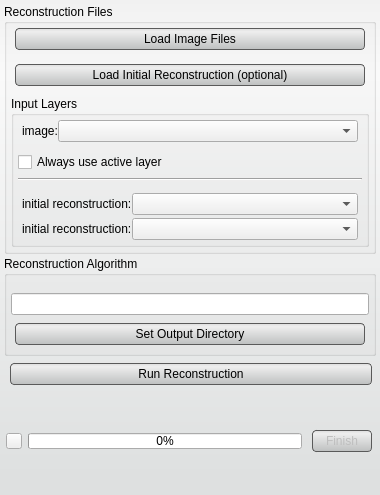
This is src/Interface/BackscatterReconstruction/ReconstructionToolInterface.ui in rblake/seg3d2 as Qt 5 draws it before an edit. The edited form follows.
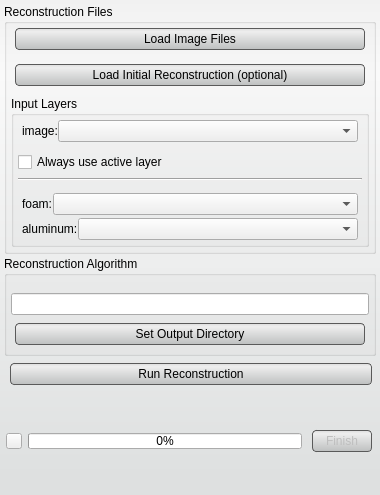
This is the edited form. Icons and pictures are not drawn. Custom widgets are drawn as their Qt base class.

Commit message: Change mask combo-box labels to be more specific.

What changed in the file:
```diff
--- a/src/Interface/BackscatterReconstruction/ReconstructionToolInterface.ui
+++ b/src/Interface/BackscatterReconstruction/ReconstructionToolInterface.ui
@@ -268,12 +268,12 @@
                     <item>
                      <widget class="QLabel" name="label_11">
                       <property name="text">
-                       <string>initial reconstruction:</string>
+                       <string>foam:</string>
                       </property>
                      </widget>
                     </item>
                     <item>
-                     <widget class="QtUtils::QtDropableComboBox" name="input_b_">
+                     <widget class="QtUtils::QtDropableComboBox" name="input_foam_">
                       <property name="sizePolicy">
                        <sizepolicy hsizetype="Ignored" vsizetype="Fixed">
                         <horstretch>0</horstretch>
@@ -303,12 +303,12 @@
                     <item>
                      <widget class="QLabel" name="label_12">
                       <property name="text">
-                       <string>initial reconstruction:</string>
+                       <string>aluminum:</string>
                       </property>
                      </widget>
                     </item>
                     <item>
-                     <widget class="QtUtils::QtDropableComboBox" name="input_c_">
+                     <widget class="QtUtils::QtDropableComboBox" name="input_aluminum_">
                       <property name="sizePolicy">
                        <sizepolicy hsizetype="Ignored" vsizetype="Fixed">
                         <horstretch>0</horstretch>
```
Left out of the diff: 2 changed lines with no effect on the pictures. The commit also changes 3 other files.
